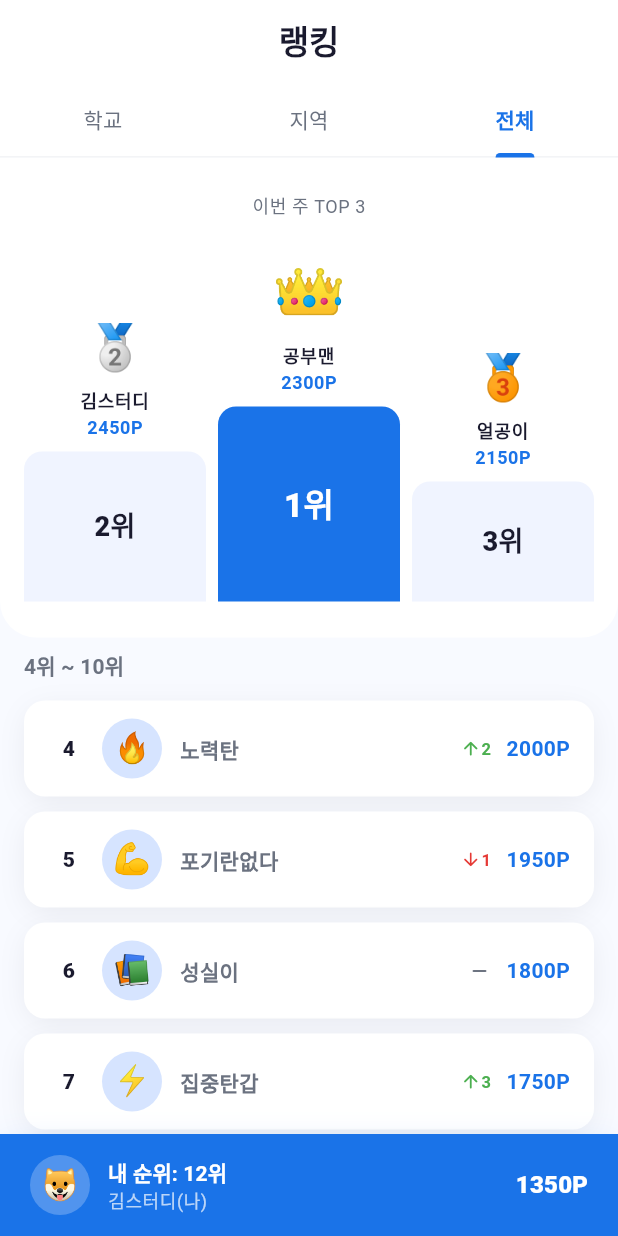
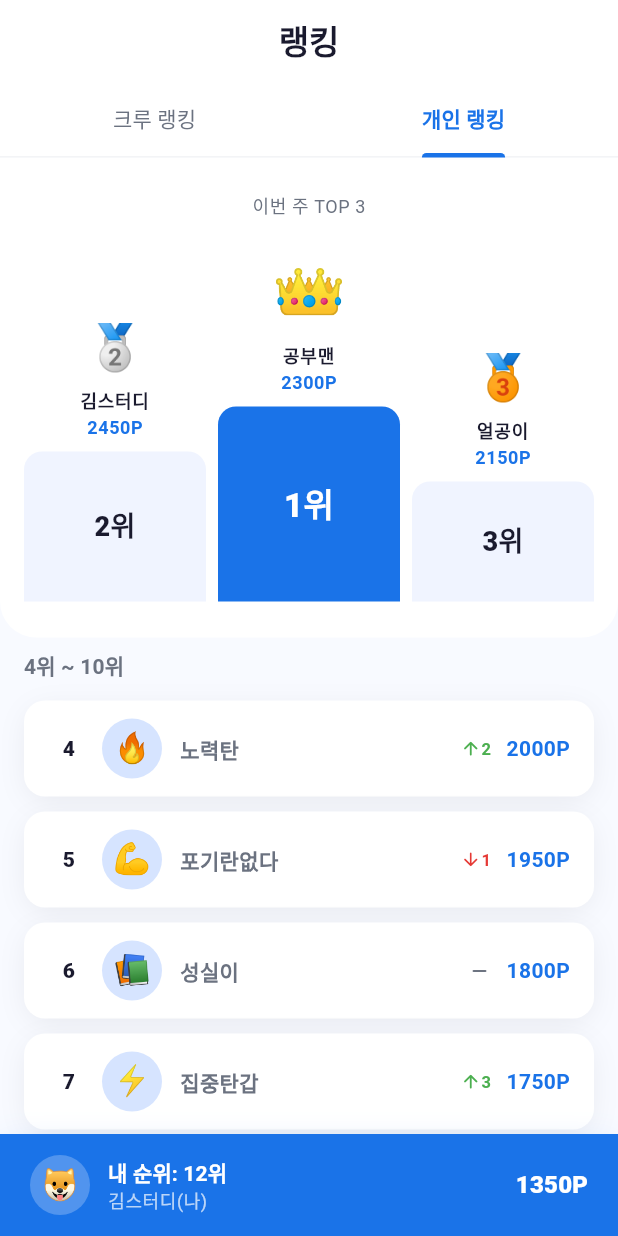
Before and after one commit to anchovy8781/studyfactory, a Flutter app: the RankingScreen screen opened by its route, on a phone screen of 412 x 824 dp. Run offline on Flutter 3.47's test engine with Material 3 defaults, Android fonts, the phone set to English and light mode, and no system bars; drawn by our look-alikes of flutter_animate; our stand-ins replace camera, cloud_firestore, dio, equatable, firebase_analytics, firebase_auth and 17 more; missing offline and left inert: google_mlkit_face_detection; accounts and stored records are empty; Roboto replaces fonts that are missing (Pretendard).

Commit message:
랭킹은 크루·개인만, 성취(업적) 진입 제거
- 랭킹 화면 탭: 학교/지역/전체 → 크루 랭킹/개인 랭킹
- AI 도구의 '성취 & 랭킹' → '랭킹'(/ranking)

Co-Authored-By: Claude Opus 4.8 <noreply@anthropic.com>
Claude-Session: https://claude.ai/code/session_01HRsPvkXhWVbZvdjp6zzbXC

```diff
--- a/lib/features/ai_tools/presentation/ai_tools_screen.dart
+++ b/lib/features/ai_tools/presentation/ai_tools_screen.dart
@@ -64,7 +64,7 @@ class AiToolsScreen extends StatelessWidget {
   static final _studyTools = [
     _ToolItem(icon: Icons.timer_rounded, color: const Color(0xFF14B8A6), label: '포모도로 타이머', subtitle: 'AI 휴식 추천', route: '/ai-tools/pomodoro'),
     _ToolItem(icon: Icons.notifications_active_rounded, color: const Color(0xFFF97316), label: '망각곡선 알림', subtitle: '최적 복습 시점', route: '/ai-tools/forgetting-curve'),
-    _ToolItem(icon: Icons.emoji_events_rounded, color: const Color(0xFFEAB308), label: '성취 & 랭킹', subtitle: 'RPG 레벨 & 업적', route: '/rewards'),
+    _ToolItem(icon: Icons.emoji_events_rounded, color: const Color(0xFFEAB308), label: '랭킹', subtitle: '크루·개인 랭킹', route: '/ranking'),
   ];
 }
 
--- a/lib/features/ranking/presentation/ranking_screen.dart
+++ b/lib/features/ranking/presentation/ranking_screen.dart
@@ -38,12 +38,12 @@ class RankingScreen extends ConsumerStatefulWidget {
 class _RankingScreenState extends ConsumerState<RankingScreen>
     with SingleTickerProviderStateMixin {
   late TabController _tabController;
-  final _tabs = ['학교', '지역', '전체'];
+  final _tabs = ['크루 랭킹', '개인 랭킹'];
 
   @override
   void initState() {
     super.initState();
-    _tabController = TabController(length: 3, vsync: this, initialIndex: 2);
+    _tabController = TabController(length: 2, vsync: this, initialIndex: 1);
   }
 
   @override
@@ -78,7 +78,6 @@ class _RankingScreenState extends ConsumerState<RankingScreen>
           TabBarView(
             controller: _tabController,
             children: [
-              _buildRankingContent(),
               _buildRankingContent(),
               _buildRankingContent(),
             ],
```
